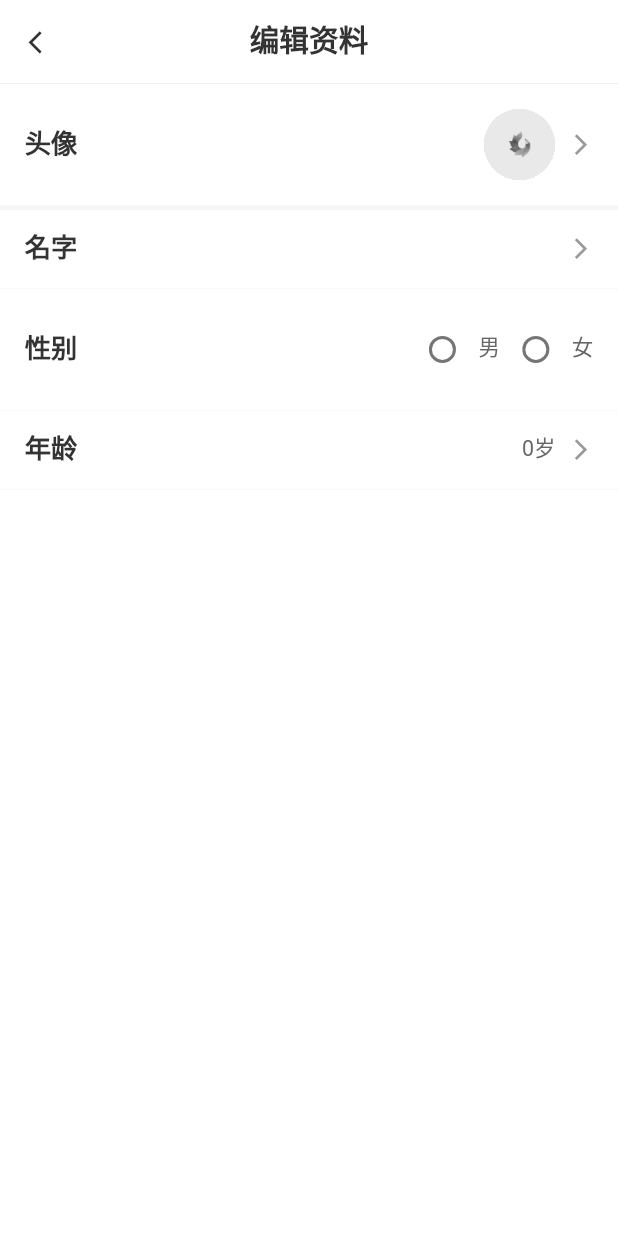
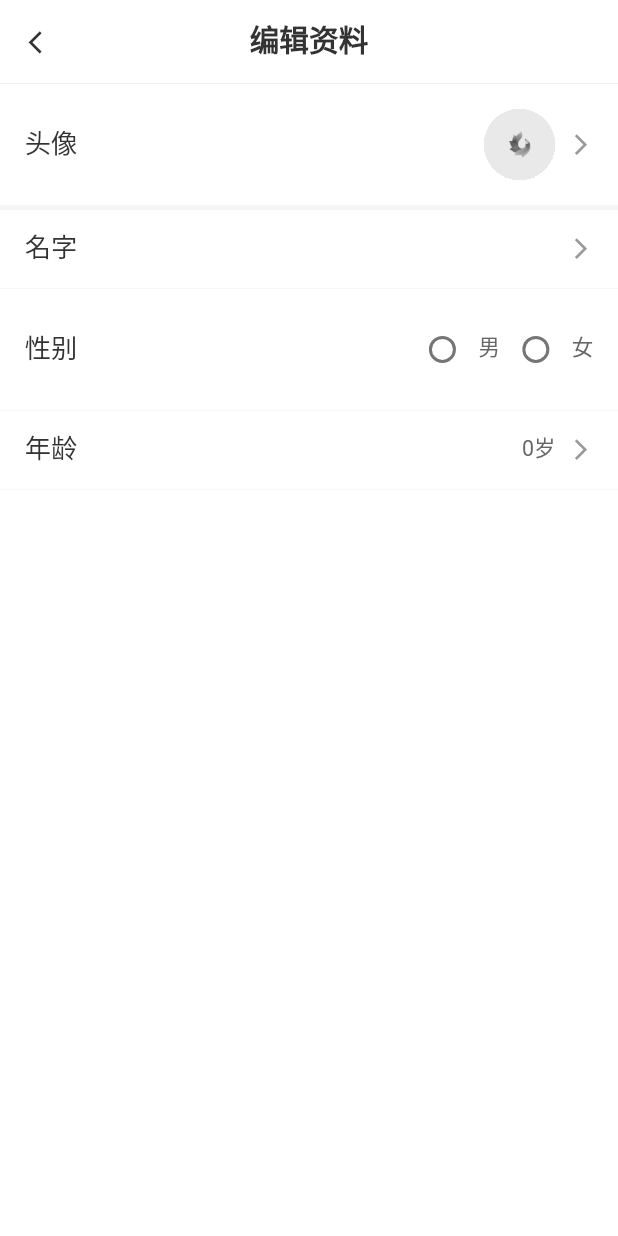
Before and after one commit to HiMsszhang/flutter-demo, a Flutter app: the MineInfoEditPage widget shown alone on an empty page, opened directly, on a phone screen of 412 x 824 dp. Run offline on Flutter 3.47's test engine with Material 2 defaults, Android fonts, the phone set to English and light mode, and no system bars; drawn by our look-alikes of flutter_easyloading; our stand-ins replace cached_network_image, chewie, connectivity, cookie_jar, dio, dio_cookie_manager and 13 more; missing offline and left inert: dio_http_cache, flutter_material_pickers, fluwx, tencent_im_plugin, tobias; accounts and stored records are empty; generated files the repository leaves out were written again.

Commit message:
ui修改

```diff
--- a/lib/pages/mine/mine_info_edit.dart
+++ b/lib/pages/mine/mine_info_edit.dart
@@ -171,7 +171,7 @@ class _MineInfoEditPageState extends State<MineInfoEditPage> with UtilsMixin {
         ),
         child: Row(
           children: [
-            Text(title ?? '', style: Styles.normalFont(fontSize: 32.sp, fontWeight: FontWeight.bold)),
+            Text(title ?? '', style: Styles.normalFont(fontSize: 32.sp, fontWeight: FontWeight.w500)),
             Expanded(
               child: Row(
                 mainAxisAlignment: MainAxisAlignment.end,
--- a/lib/widgets/chat_list_item.dart
+++ b/lib/widgets/chat_list_item.dart
@@ -101,7 +101,7 @@ class _ChatListItemState extends State<ChatListItem> with UtilsMixin {
                     mainAxisAlignment: MainAxisAlignment.spaceBetween,
                     crossAxisAlignment: CrossAxisAlignment.center,
                     children: [
-                      Text(widget.data.showName ?? '', style: Styles.normalFont(fontSize: 32.sp, color: Styles.colorText, fontWeight: FontWeight.bold)),
+                      Text(widget.data.showName ?? '', style: Styles.normalFont(fontSize: 30.sp, color: Styles.colorText, fontWeight: FontWeight.bold)),
                       Text(DateDart.formatTimestamp(widget.data.lastMessage.timestamp * 1000, 'MM-dd HH:mm') ?? '', style: Styles.normalFont(fontSize: 24.sp, color: Styles.color999999)),
                     ],
                   ),
--- a/lib/widgets/recommend_list.dart
+++ b/lib/widgets/recommend_list.dart
@@ -103,7 +103,7 @@ class _RecommendListState extends State<RecommendList> {
                         Row(
                           crossAxisAlignment: CrossAxisAlignment.end,
                           children: [
-                            Text('${item.courseTitle}', style: Styles.normalFont(fontSize: 36.sp, fontWeight: FontWeight.bold)),
+                            Text('${item.courseTitle}', style: Styles.normalFont(fontSize: 32.sp, fontWeight: FontWeight.bold)),
                             Text('【${item.typefaceTitle}.${item.courseCateTitle}】', style: Styles.normalFont(fontSize: 24.sp, fontWeight: FontWeight.bold)),
                           ],
                         ),
```
